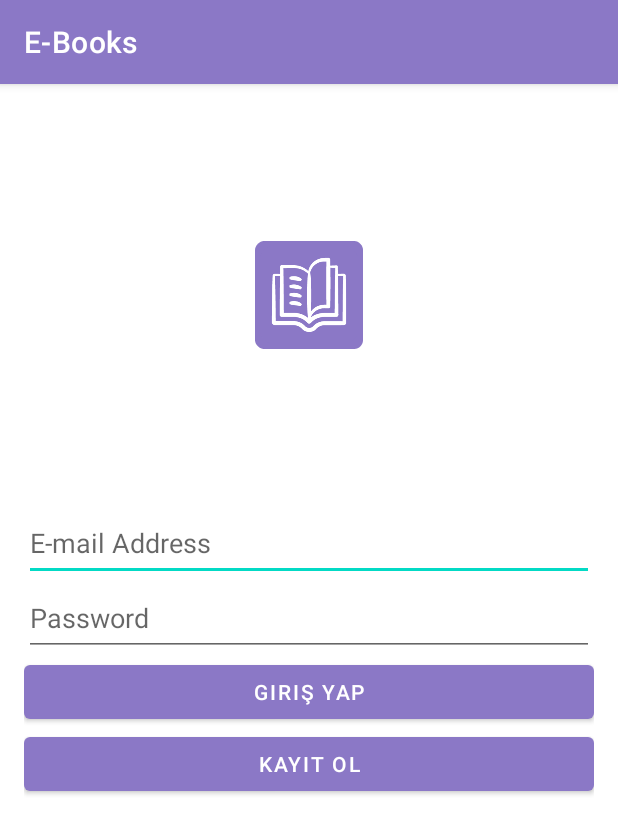
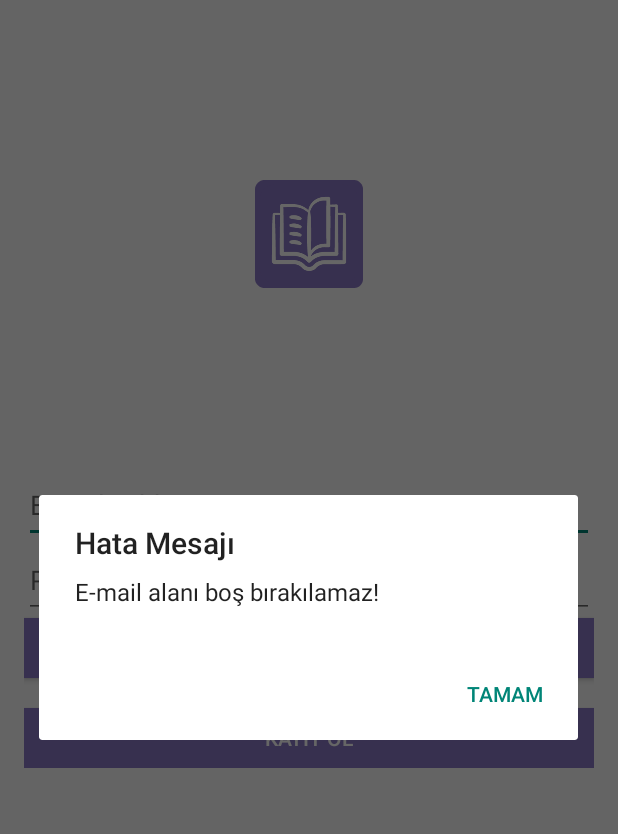
Before and after one commit to yilmazayse00/EBooks, an Android app: the screen it shows after launch (LoginScreen), after a tap on "GIRIŞ YAP", on a phone screen of 412 x 824 dp. Shown: the top 834 px of the screen. Run offline under Robolectric (Android 15) with nearby library versions, the phone set to English and light mode, and no system bars; our stand-ins replace Firebase (no records; nobody signed in at launch, a user with empty details on screens opened directly).

Commit message:
screens updated

```diff
--- a/app/src/main/java/com/example/ebooks/dbScreens/LoginScreen.java
+++ b/app/src/main/java/com/example/ebooks/dbScreens/LoginScreen.java
@@ -42,11 +42,17 @@ public class LoginScreen extends AppCompatActivity {
         }
     }
 
-    public void signIn_click(View view){
+    public void signIn_click(View view) {
         String email = emailText.getText().toString();
         String password = passwordText.getText().toString();
-
-        firebaseAuth.signInWithEmailAndPassword(email,password).addOnSuccessListener(new OnSuccessListener<AuthResult>() {
+        if (email.matches("")) {
+            AlertDialog.Builder builder = new AlertDialog.Builder(LoginScreen.this);
+            builder.setTitle("Hata Mesajı");
+            builder.setMessage("E-mail alanı boş bırakılamaz!");
+            builder.setNegativeButton("Tamam", null);
+            builder.show();
+        } else {
+            firebaseAuth.signInWithEmailAndPassword(email, password).addOnSuccessListener(new OnSuccessListener<AuthResult>() {
                 @Override
                 public void onSuccess(AuthResult authResult) {
                     Intent intent = new Intent(getApplicationContext(), MainActivity.class);
@@ -60,6 +66,7 @@ public class LoginScreen extends AppCompatActivity {
                 }
             });
         }
+    }
 
     public void signUp_click(View view){
         Intent intent = new Intent(getApplicationContext(),SignupScreen.class);
--- /dev/null
+++ b/app/src/main/res/drawable/ic_exit.xml
@@ -0,0 +1,5 @@
+<vector android:height="24dp" android:tint="#FFFFFF"
+    android:viewportHeight="24" android:viewportWidth="24"
+    android:width="24dp" xmlns:android="http://schemas.android.com/apk/res/android">
+    <path android:fillColor="@android:color/white" android:pathData="M10.09,15.59L11.5,17l5,-5 -5,-5 -1.41,1.41L12.67,11H3v2h9.67l-2.58,2.59zM19,3H5c-1.11,0 -2,0.9 -2,2v4h2V5h14v14H5v-4H3v4c0,1.1 0.89,2 2,2h14c1.1,0 2,-0.9 2,-2V5c0,-1.1 -0.9,-2 -2,-2z"/>
+</vector>
--- a/app/src/main/res/layout/activity_login_screen.xml
+++ b/app/src/main/res/layout/activity_login_screen.xml
@@ -4,7 +4,6 @@
     xmlns:tools="http://schemas.android.com/tools"
     android:layout_width="match_parent"
     android:layout_height="match_parent"
-    android:paddingBottom="10dp"
     tools:context=".dbScreens.LoginScreen">
 
     <ImageView
@@ -50,15 +49,21 @@
             android:onClick="signIn_click"
             android:id="@+id/button"
             android:layout_width="match_parent"
-            android:layout_height="wrap_content"
-            android:text="Giriş yap" />
+            android:layout_height="40dp"
+            android:text="Giriş yap"
+            android:background="@color/lila"
+            android:layout_marginBottom="20dp"
+            android:textColor="@color/white"/>
 
         <Button
             android:onClick="signUp_click"
             android:id="@+id/button2"
             android:layout_width="match_parent"
-            android:layout_height="wrap_content"
-            android:text="Kayıt ol" />
+            android:layout_height="40dp"
+            android:text="Kayıt ol"
+            android:background="@color/lila"
+            android:textColor="@color/white"/>
+
     </LinearLayout>
 
 </androidx.constraintlayout.widget.ConstraintLayout>
--- a/app/src/main/res/layout/activity_signup_screen.xml
+++ b/app/src/main/res/layout/activity_signup_screen.xml
@@ -5,7 +5,6 @@
     android:layout_width="match_parent"
     android:layout_height="match_parent"
     tools:context=".dbScreens.SignupScreen">
-
 
     <LinearLayout
         android:id="@+id/linearLayout"
@@ -41,7 +40,7 @@
             android:onClick="signUpClicked"
             android:id="@+id/button2"
             android:layout_width="match_parent"
-            android:layout_height="wrap_content"
+            android:layout_height="40dp"
             android:text="Kayıt ol" />
     </LinearLayout>
 
```
Also changed, not shown: app/src/main/AndroidManifest.xml (+6 -3 lines), app/src/main/java/com/example/ebooks/LikedItemsScreen.java (added, +19 -0 lines), app/src/main/java/com/example/ebooks/MainActivity.java (+32 -2 lines), app/src/main/java/com/example/ebooks/dbScreens/SignupScreen.java (+13 -11 lines), app/src/main/res/layout/activity_liked_items_screen.xml (added, +9 -0 lines), app/src/main/res/menu/options_menu.xml (added, +15 -0 lines), 1 other file. Lines whose indentation alone changed are shown as unchanged.
